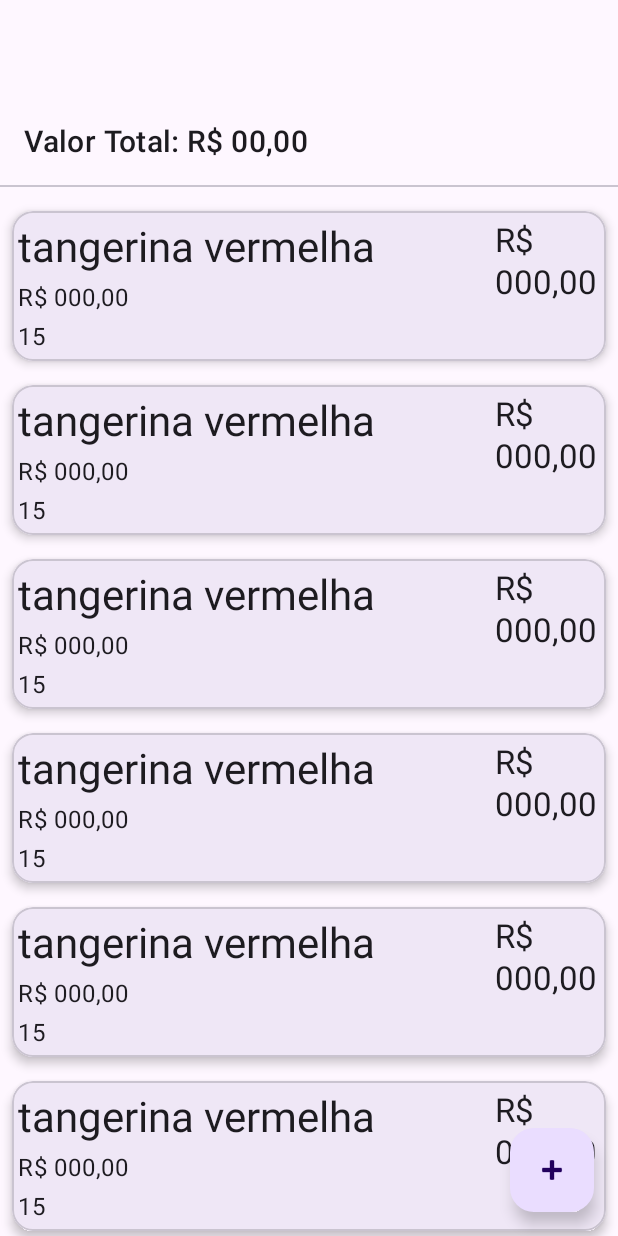
After one commit to diogo7b/android-market-list, an Android app: the layout fragment_detail_list.xml on its own in the app's theme, with its tools: preview values and no code run, on a phone screen of 412 x 824 dp. The commit adds this screen. Run offline under Robolectric (Android 15) with nearby library versions, the phone set to English and light mode, and no system bars.

Commit message:
feat: created new detail fragment design

```diff
--- /dev/null
+++ b/app/src/main/res/layout/fragment_detail_list.xml
@@ -0,0 +1,80 @@
+<?xml version="1.0" encoding="utf-8"?>
+<androidx.constraintlayout.widget.ConstraintLayout xmlns:android="http://schemas.android.com/apk/res/android"
+    xmlns:app="http://schemas.android.com/apk/res-auto"
+    xmlns:tools="http://schemas.android.com/tools"
+    android:layout_width="match_parent"
+    android:layout_height="match_parent">
+
+    <com.google.android.material.appbar.AppBarLayout
+        android:id="@+id/abl_detail_list"
+        android:layout_width="match_parent"
+        android:layout_height="wrap_content"
+        app:layout_constraintEnd_toEndOf="parent"
+        app:layout_constraintStart_toStartOf="parent"
+        app:layout_constraintTop_toTopOf="parent">
+
+        <com.google.android.material.appbar.MaterialToolbar
+            android:id="@+id/mt_detail_list"
+            android:layout_width="match_parent"
+            android:layout_height="wrap_content"
+            android:minHeight="?attr/actionBarSize"
+            app:layout_scrollFlags="scroll|snap"
+            tools:title="Título da lista" />
+
+    </com.google.android.material.appbar.AppBarLayout>
+
+    <TextView
+        android:id="@+id/tv_valor_total"
+        style="@style/TextAppearance.MaterialComponents.Headline6"
+        android:layout_width="wrap_content"
+        android:layout_height="wrap_content"
+        android:layout_margin="16dp"
+        app:layout_constraintStart_toStartOf="parent"
+        app:layout_constraintTop_toBottomOf="@id/abl_detail_list"
+        tools:text="Valor Total: " />
+
+    <TextView
+        android:id="@+id/tv_valor_total_value"
+        style="@style/TextAppearance.MaterialComponents.Headline6"
+        android:layout_width="wrap_content"
+        android:layout_height="wrap_content"
+        android:layout_marginTop="16dp"
+        app:layout_constraintStart_toEndOf="@id/tv_valor_total"
+        app:layout_constraintTop_toBottomOf="@id/abl_detail_list"
+        tools:text="R$ 00,00 " />
+
+    <com.google.android.material.divider.MaterialDivider
+        android:id="@+id/divider"
+        android:layout_width="match_parent"
+        android:layout_height="wrap_content"
+        android:layout_marginTop="16dp"
+        app:layout_constraintStart_toStartOf="parent"
+        app:layout_constraintTop_toBottomOf="@id/tv_valor_total" />
+
+    <androidx.recyclerview.widget.RecyclerView
+        android:id="@+id/rc_detail_list"
+        android:layout_width="match_parent"
+        android:layout_height="0dp"
+        android:layout_marginTop="8dp"
+        app:layoutManager="androidx.recyclerview.widget.LinearLayoutManager"
+        app:layout_constraintBottom_toBottomOf="parent"
+        app:layout_constraintEnd_toEndOf="parent"
+        app:layout_constraintHorizontal_bias="0.0"
+        app:layout_constraintStart_toStartOf="parent"
+        app:layout_constraintTop_toBottomOf="@id/divider"
+        app:layout_constraintVertical_bias="0.0"
+        tools:itemCount="6"
+        tools:listitem="@layout/item_detail_list" />
+
+    <com.google.android.material.floatingactionbutton.FloatingActionButton
+        android:id="@+id/fab_add_item_detail"
+        android:layout_width="wrap_content"
+        android:layout_height="wrap_content"
+        android:layout_margin="16dp"
+        android:contentDescription="@string/content_description_detail_btn"
+        android:src="@android:drawable/ic_input_add"
+        app:layout_constraintBottom_toBottomOf="parent"
+        app:layout_constraintEnd_toEndOf="parent" />
+
+
+</androidx.constraintlayout.widget.ConstraintLayout>
--- /dev/null
+++ b/app/src/main/res/layout/item_detail_list.xml
@@ -0,0 +1,62 @@
+<?xml version="1.0" encoding="utf-8"?>
+<com.google.android.material.card.MaterialCardView xmlns:android="http://schemas.android.com/apk/res/android"
+    xmlns:app="http://schemas.android.com/apk/res-auto"
+    xmlns:tools="http://schemas.android.com/tools"
+    android:layout_width="match_parent"
+    android:layout_height="100dp"
+    android:layout_margin="8dp"
+    android:clickable="true"
+    android:focusable="true"
+    app:cardCornerRadius="14dp"
+    app:cardElevation="4dp">
+
+    <androidx.constraintlayout.widget.ConstraintLayout
+        android:layout_width="match_parent"
+        android:layout_height="match_parent">
+
+        <TextView
+            android:id="@+id/tv_name_item"
+            style="@style/TextAppearance.Material3.HeadlineMedium"
+            android:layout_width="0dp"
+            android:layout_height="wrap_content"
+            android:layout_margin="4dp"
+            app:layout_constraintStart_toStartOf="parent"
+            app:layout_constraintEnd_toStartOf="@id/tv_total_price"
+            app:layout_constraintTop_toTopOf="parent"
+            tools:text="tangerina vermelha" />
+
+        <TextView
+            android:id="@+id/tv_unit_price"
+            android:layout_width="wrap_content"
+            style="@style/TextAppearance.Material3.BodyLarge"
+            android:layout_height="wrap_content"
+            android:layout_marginVertical="4dp"
+            app:layout_constraintStart_toStartOf="@id/tv_name_item"
+            app:layout_constraintTop_toBottomOf="@id/tv_name_item"
+            tools:text="R$ 000,00" />
+
+        <TextView
+            android:id="@+id/tv_amount"
+            android:layout_width="wrap_content"
+            style="@style/TextAppearance.Material3.BodyLarge"
+            android:layout_height="wrap_content"
+            android:layout_marginVertical="4dp"
+            app:layout_constraintStart_toStartOf="@id/tv_name_item"
+            app:layout_constraintTop_toBottomOf="@id/tv_unit_price"
+            tools:text="15" />
+
+        <TextView
+            android:id="@+id/tv_total_price"
+            style="@style/TextAppearance.Material3.TitleLarge"
+            android:layout_width="70dp"
+            android:layout_height="match_parent"
+            android:layout_margin="4dp"
+            android:lines="3"
+            app:layout_constraintBottom_toBottomOf="parent"
+            app:layout_constraintEnd_toEndOf="parent"
+            app:layout_constraintTop_toTopOf="parent"
+            tools:text="R$ 000,00" />
+    </androidx.constraintlayout.widget.ConstraintLayout>
+
+
+</com.google.android.material.card.MaterialCardView>
--- a/app/src/main/res/values/strings.xml
+++ b/app/src/main/res/values/strings.xml
@@ -4,4 +4,5 @@
     <string name="desc_add_button">add list button</string>
     <string name="new_list">Nova Lista</string>
     <string name="hint_new_list">Digite o nome da lista</string>
+    <string name="content_description_detail_btn">Botão para adicionar itens a lista de compras</string>
 </resources>
```
